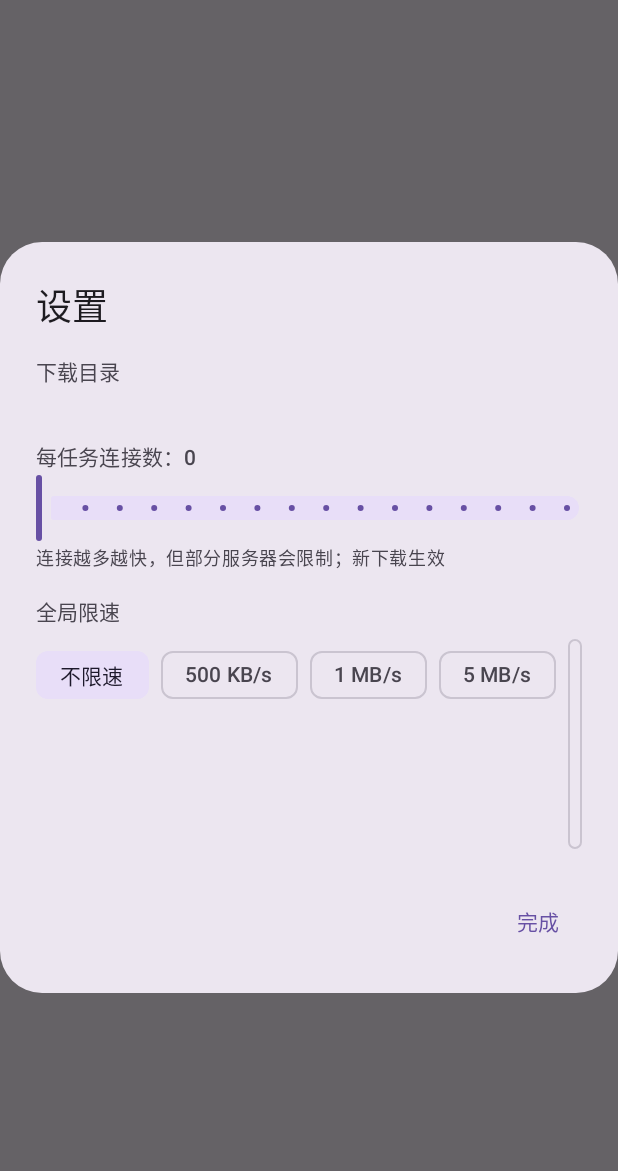
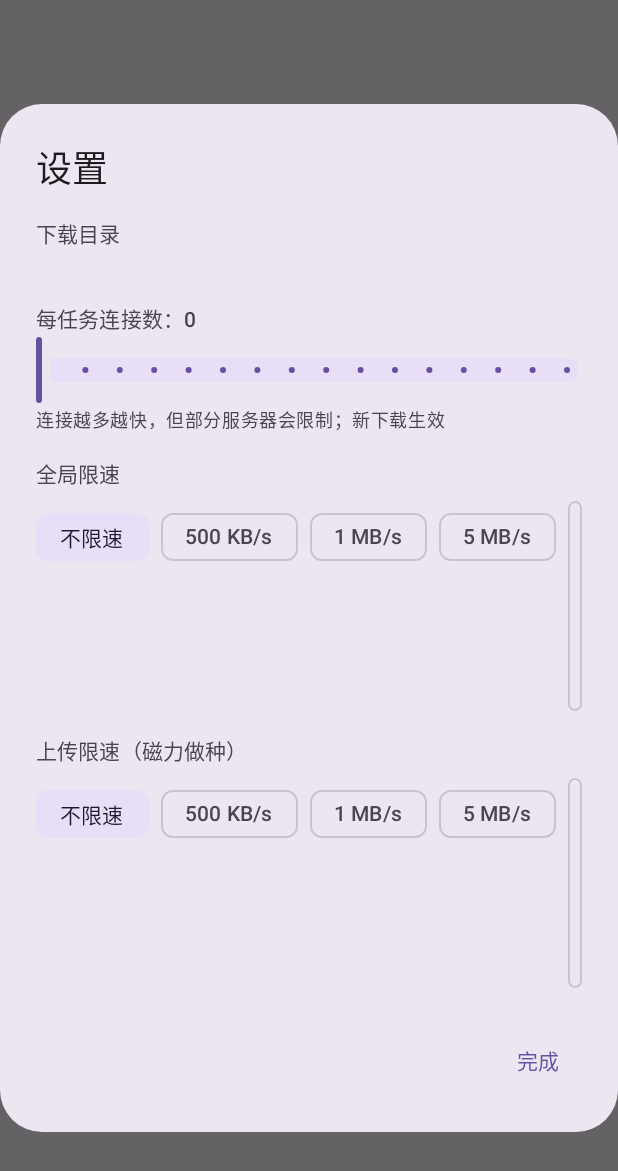
Before and after one commit to liuxu1027/mdm-android, an Android app built with Jetpack Compose: the composable SettingsDialog called with empty values, on a phone screen of 412 x 824 dp. Shown: the top 1171 px of the screen. Run offline under Robolectric (Android 15) with nearby library versions, the phone set to English and light mode, and no system bars; libraries missing offline, so code that uses them is left out: uniffi.mdm_android; 7 statements that could not run were skipped.

Commit message:
任务卡显示磁力上行速度（↓/↑）；设置里加上传限速

```diff
--- a/android/app/src/main/java/com/mdm/android/ui/MainScreen.kt
+++ b/android/app/src/main/java/com/mdm/android/ui/MainScreen.kt
@@ -137,9 +137,11 @@ fun MainScreen(viewModel: MainViewModel) {
         SettingsDialog(
             maxConnections = viewModel.maxConnections,
             speedLimitBps = viewModel.speedLimitBps,
+            uploadLimitBps = viewModel.uploadLimitBps,
             downloadDir = viewModel.downloadDir,
             onConnectionsChange = { viewModel.updateMaxConnections(it) },
             onSpeedLimitChange = { viewModel.updateSpeedLimitBps(it) },
+            onUploadLimitChange = { viewModel.updateUploadLimitBps(it) },
             onDismiss = { showSettings = false }
         )
     }
@@ -258,7 +260,11 @@ private fun DownloadTaskCard(
                 verticalAlignment = Alignment.CenterVertically
             ) {
                 Text(
-                    text = "${task.state.name} · ${formatSpeed(task.speedBytesPerSec.toLong())}",
+                    text = if (task.kind == DownloadKind.TORRENT_MAGNET || task.kind == DownloadKind.TORRENT_FILE) {
+                        "${task.state.name} · ↓ ${formatSpeed(task.speedBytesPerSec.toLong())} · ↑ ${formatSpeed(task.uploadSpeedBytesPerSec.toLong())}"
+                    } else {
+                        "${task.state.name} · ${formatSpeed(task.speedBytesPerSec.toLong())}"
+                    },
                     style = MaterialTheme.typography.bodySmall
                 )
                 Row {
@@ -322,9 +328,11 @@ private fun formatSize(bytes: Long): String = when {
 private fun SettingsDialog(
     maxConnections: Int,
     speedLimitBps: Long,
+    uploadLimitBps: Long,
     downloadDir: String,
     onConnectionsChange: (Int) -> Unit,
     onSpeedLimitChange: (Long) -> Unit,
+    onUploadLimitChange: (Long) -> Unit,
     onDismiss: () -> Unit
 ) {
     val speedOptions = listOf(
@@ -373,6 +381,19 @@ private fun SettingsDialog(
                         }
                     }
                 }
+                Column {
+                    Text("上传限速（磁力做种）", style = MaterialTheme.typography.titleSmall)
+                    Spacer(modifier = Modifier.height(8.dp))
+                    Row(horizontalArrangement = Arrangement.spacedBy(8.dp)) {
+                        speedOptions.forEach { (bps, label) ->
+                            FilterChip(
+                                selected = uploadLimitBps == bps,
+                                onClick = { onUploadLimitChange(bps) },
+                                label = { Text(label) }
+                            )
+                        }
+                    }
+                }
             }
         },
         confirmButton = {
```
